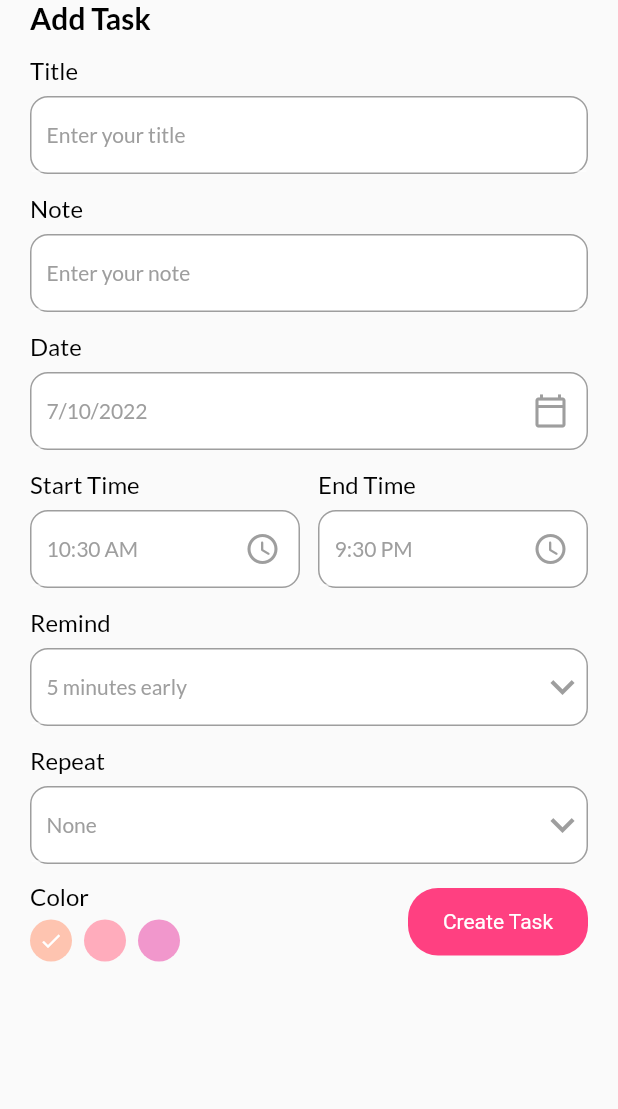
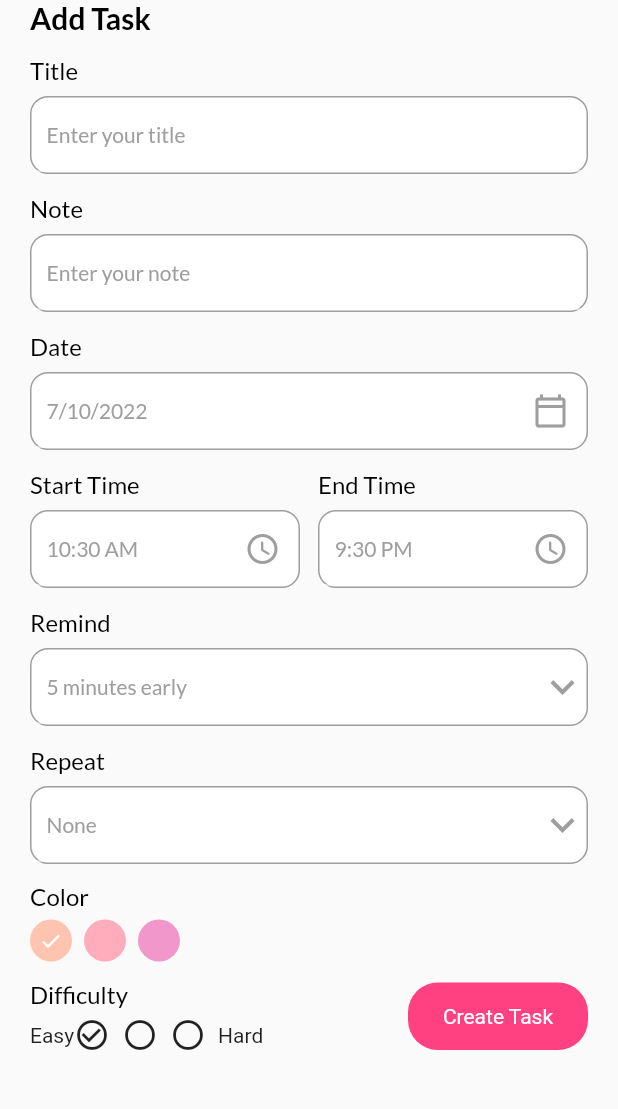
Before and after one commit to Yippea-Pet/purrfect_compawnion, a Flutter app: the AddTaskPage screen opened directly, on a phone screen of 412 x 824 dp, the part 84-1193 px from its top. Run offline on Flutter 3.47's test engine with Material 2 defaults, Android fonts, the phone set to English and light mode, and no system bars; our stand-ins replace cloud_firestore, date_picker_timeline, email_validator, firebase_auth, firebase_core, flutter_local_notifications and 7 more; accounts and stored records are empty.

```diff
--- a/lib/pages/features/add_task_bar.dart
+++ b/lib/pages/features/add_task_bar.dart
@@ -1,3 +1,5 @@
+// ignore_for_file: prefer_const_constructors
+
 import 'package:flutter/material.dart';
 import 'package:get/get.dart';
 import 'package:google_fonts/google_fonts.dart';
@@ -31,6 +33,7 @@ class _AddTaskPageState extends State<AddTaskPage> {
   String _selectedRepeat = "None";
   List<String> repeatList = ["None", "Daily", "Weekly", "Monthly"];
   int _selectedColor = 0;
+  int _selectedDifficulty = 0;
 
   @override
   Widget build(BuildContext context) {
@@ -172,19 +175,50 @@ class _AddTaskPageState extends State<AddTaskPage> {
                 ),
               ),
               SizedBox(height: 12.0),
+              _colorPallete(),
+              SizedBox(height: 12.0),
               Row(
                 mainAxisAlignment: MainAxisAlignment.spaceBetween,
-                crossAxisAlignment: CrossAxisAlignment.center,
                 children: [
-                  _colorPallete(),
-                  Container(
-                    width: 20,
+                  Column(
+                    crossAxisAlignment: CrossAxisAlignment.start,
+                    children: [
+                      Text(
+                        "Difficulty",
+                        style: titleStyle,
+                      ),
+                      SizedBox(height: 6.0),
+                      Row(
+                        children: [
+                          Text("Easy"),
+                          Wrap(
+                            children: List<Widget>.generate(
+                                3,
+                                    (index) => GestureDetector(
+                                  onTap: () {
+                                    setState(() {
+                                      _selectedDifficulty = index;
+                                    });
+                                  },
+                                  child: Padding(
+                                    padding: const EdgeInsets.only(right: 8.0),
+                                    child: Icon(
+                                      _selectedDifficulty == index ? Icons.check_circle_outline : Icons.circle_outlined,
+                                    ),
+                                  ),
+                                )),
+                          ),
+                          Text("Hard"),
+                        ],
+                      ),
+
+                    ],
                   ),
                   MyButton(
-                      label: "Create Task", onTap: () => _validateDate(user)
-                  )
+                      label: "Create Task", onTap: () => _validateDate(user))
                 ],
-              )
+              ),
+              SizedBox(height: 20.0),
             ],
           ),
         ),
@@ -214,6 +248,7 @@ class _AddTaskPageState extends State<AddTaskPage> {
       repeat: _selectedRepeat,
       color: _selectedColor,
       isCompleted: 0,
+      difficulty: _selectedDifficulty,
     ));
   }
   _appBar(BuildContext context) {
@@ -301,10 +336,10 @@ class _AddTaskPageState extends State<AddTaskPage> {
                       child: CircleAvatar(
                         radius: 14,
                         backgroundColor: index == 0
-                        ? taskBlue
+                            ? taskColor1
                             : index == 1
-                        ? taskRed
-                        : taskAmber,
+                                ? taskColor2
+                                : taskColor3,
                         child: _selectedColor == index
                             ? Icon(
                                 Icons.done,
--- a/lib/pages/features/task_list.dart
+++ b/lib/pages/features/task_list.dart
@@ -125,6 +125,7 @@ class _TaskListState extends State<TaskList> {
                   },
               color: Colors.red,
               context: context),
+          Spacer(),
           _buttonSheetButton(
               label: "Cancel",
               onTap: () => Get.back(),
--- a/lib/shared/constants.dart
+++ b/lib/shared/constants.dart
@@ -37,6 +37,36 @@ TextStyle get titleStyle {
         color: Colors.black),
   );
 }
-const taskAmber = Color(0xFFF197CC);
-const taskRed = Color(0xFFFFACBC);
-const taskBlue = Color(0xFFFEC4B0);
+
+TextStyle get taskTitleStyle {
+  return GoogleFonts.lato(
+    textStyle: TextStyle(
+        fontSize: 16,
+        fontWeight: FontWeight.bold,
+        color: taskTileFontColor
+    ),
+  );
+}
+
+TextStyle get taskTimeStyle {
+  return GoogleFonts.lato(
+    textStyle: TextStyle(
+        fontSize: 13,
+        color: taskTileFontColor
+    ),
+  );
+}
+
+TextStyle get taskNoteStyle {
+  return GoogleFonts.lato(
+    textStyle: TextStyle(
+        fontSize: 15,
+        color: taskTileFontColor
+    ),
+  );
+}
+
+const taskColor3 = Color(0xFFF197CC);
+const taskColor2 = Color(0xFFFFACBC);
+const taskColor1 = Color(0xFFFEC4B0);
+const taskTileFontColor = Color(0xFF4E342E); // Colors.brown[800
```
Also changed, not shown: lib/pages/ui/widgets/task_tile.dart (+9 -22 lines). Lines whose indentation alone changed are shown as unchanged.
